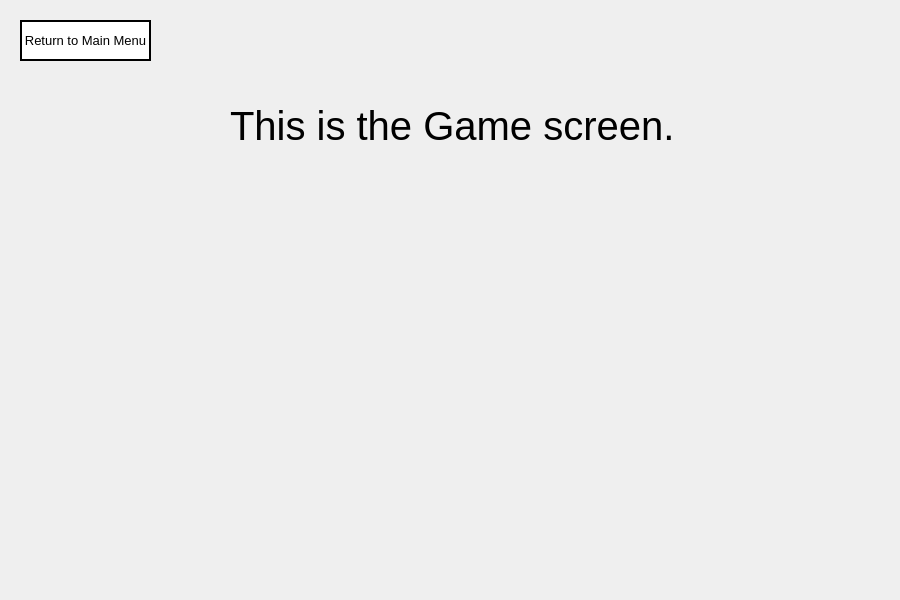
Above: ui/game.ui from PierceLD/Capstone-1-Group-9-Project before the change. Below: the same form after it.
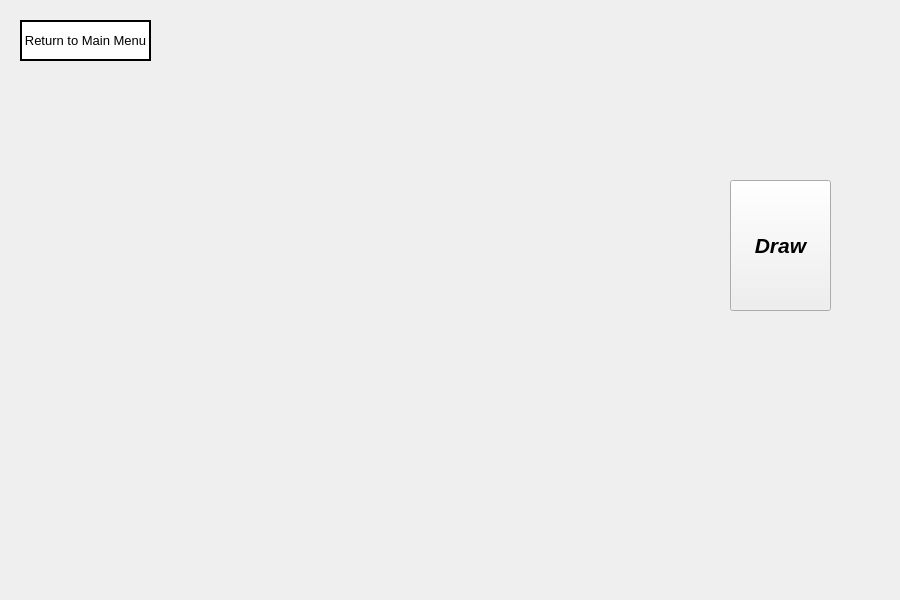
That is the form after the change.

Commit message: added play pile and draw button

Patch:
```diff
--- a/ui/game.ui
+++ b/ui/game.ui
@@ -55,22 +55,36 @@
     <string>Return to Main Menu</string>
    </property>
   </widget>
-  <widget class="QLabel" name="label">
+  <widget class="QWidget" name="horizontalLayoutWidget">
    <property name="geometry">
     <rect>
-     <x>230</x>
-     <y>100</y>
-     <width>451</width>
-     <height>51</height>
+     <x>50</x>
+     <y>390</y>
+     <width>791</width>
+     <height>151</height>
+    </rect>
+   </property>
+   <layout class="QHBoxLayout" name="handLayout"/>
+  </widget>
+  <widget class="QPushButton" name="drawButton">
+   <property name="geometry">
+    <rect>
+     <x>730</x>
+     <y>180</y>
+     <width>101</width>
+     <height>131</height>
     </rect>
    </property>
    <property name="font">
     <font>
-     <pointsize>30</pointsize>
+     <pointsize>16</pointsize>
+     <weight>75</weight>
+     <italic>true</italic>
+     <bold>true</bold>
     </font>
    </property>
    <property name="text">
-    <string>This is the Game screen.</string>
+    <string>Draw</string>
    </property>
   </widget>
  </widget>
```
Left out of the diff: 11 changed lines with no effect on the pictures. The commit also changes 3 other files.
